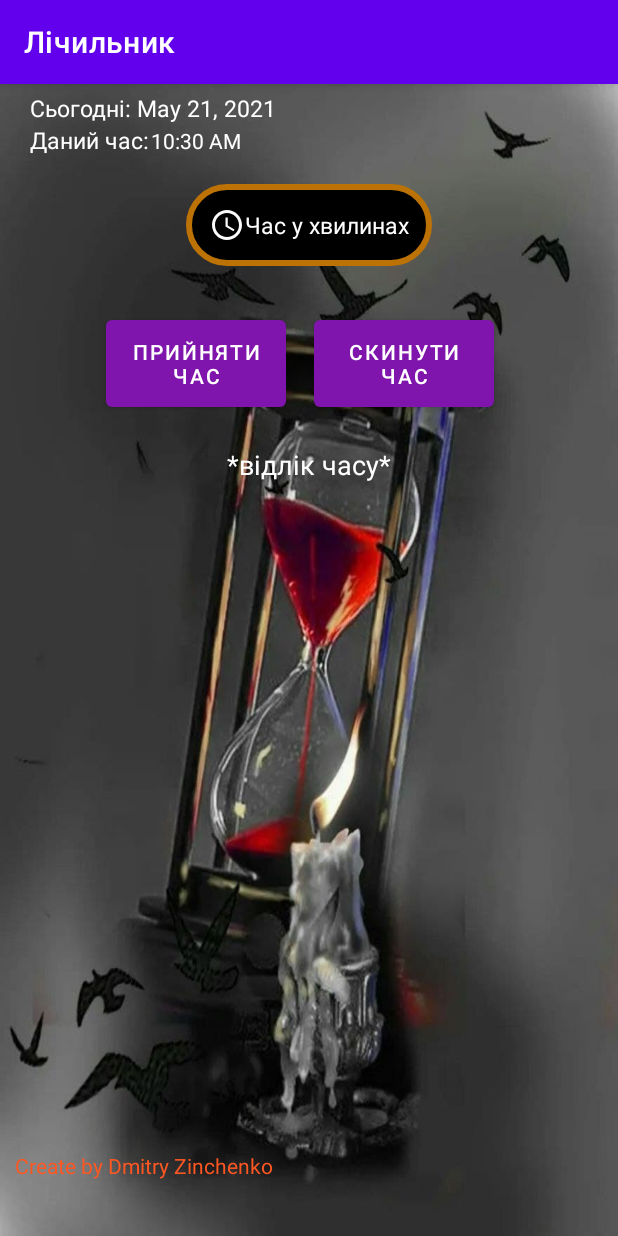
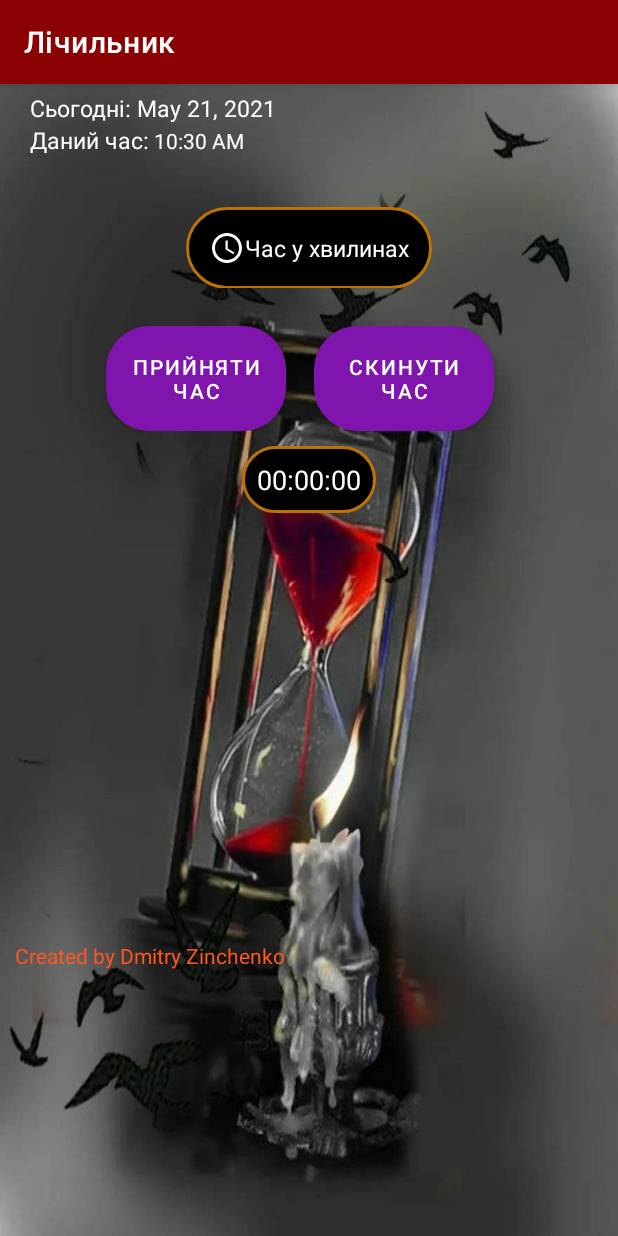
Before and after one commit to blushful8/Countdown-Timer, an Android app: the screen it shows after launch (MainActivity), on a phone screen of 412 x 824 dp. Run offline under Robolectric (Android 15) with nearby library versions, the phone set to English and light mode, and no system bars.

Commit message:
Initial commit

```diff
--- a/app/src/main/res/drawable/fields.xml
+++ b/app/src/main/res/drawable/fields.xml
@@ -10,7 +10,7 @@
     <item >
         <shape android:shape="rectangle">
             <corners android:radius="28dip"/>
-            <stroke android:width="4dip" android:color="#BC7205"/>
+            <stroke android:width="2dip" android:color="#BC7205"/>
             <solid android:color="@color/black"/>
         </shape>
     </item>
--- a/app/src/main/res/layout-v17/activity_main.xml
+++ b/app/src/main/res/layout-v17/activity_main.xml
@@ -42,7 +42,7 @@
             android:id="@+id/tc_current_time"
             android:textColor="@color/white"
             android:format24Hour="HH:mm:ss"
-            android:layout_marginLeft="1dp"
+            android:layout_marginLeft="3dp"
 />
     </LinearLayout>
 
@@ -60,7 +60,7 @@
             android:layout_height="wrap_content"
             android:padding="15dp"
             android:background="@drawable/fields"
-            android:layout_marginTop="15dp"
+            android:layout_marginTop="25dp"
             android:layout_marginBottom="8dp"
             android:drawableStart="@drawable/ic_baseline"
             android:drawableLeft="@drawable/ic_baseline"
@@ -87,7 +87,7 @@
             android:id="@+id/v_second_button"
             android:layout_width="120dp"
             android:layout_height="70dp"
-
+            android:background="@drawable/fields"
             android:layout_alignParentEnd="true"
             android:layout_alignParentRight="true"
             android:layout_marginEnd="11dp"
@@ -102,6 +102,7 @@
             android:layout_alignParentRight="true"
             android:layout_marginEnd="150dp"
             android:layout_marginRight="20dp"
+            android:background="@drawable/fields"
             android:text="@string/first_button"
             app:backgroundTint="#7F15AC" />
 
@@ -120,10 +121,11 @@
             android:layout_height="wrap_content"
             android:padding="10dp"
             android:textSize="18sp"
+            android:background="@drawable/fields"
             android:visibility="visible"
             android:id="@+id/tv_continue_time"
+            android:textColor="@color/white"
             android:text="@string/continue_time"
-            android:textColor="@color/white"
             />
 
 
@@ -136,12 +138,13 @@
         >
 
         <TextView
+
             android:layout_width="wrap_content"
             android:layout_height="wrap_content"
             android:text="@string/final_stage"
             android:textColor="#FF5722"
             android:layout_marginLeft="10dp"
-            android:layout_marginTop="420dp"
+            android:layout_marginTop="270dp"
             />
     </LinearLayout>
 
--- a/app/src/main/res/layout/activity_main.xml
+++ b/app/src/main/res/layout/activity_main.xml
@@ -73,6 +73,7 @@
             android:text="@string/second_button"
             app:backgroundTint="#7F15AC" />
         <Button
+
             android:id="@+id/b_first_button"
             android:layout_width="120dp"
             android:layout_height="70dp"
--- a/app/src/main/res/values-night/themes.xml
+++ b/app/src/main/res/values-night/themes.xml
@@ -2,9 +2,9 @@
     <!-- Base application theme. -->
     <style name="Theme.AndroidAppNAU" parent="Theme.MaterialComponents.DayNight.DarkActionBar">
         <!-- Primary brand color. -->
-        <item name="colorPrimary">@color/purple_200</item>
-        <item name="colorPrimaryVariant">@color/purple_700</item>
-        <item name="colorOnPrimary">@color/black</item>
+        <item name="colorPrimary">@color/black</item>
+        <item name="colorPrimaryVariant">#363240</item>
+        <item name="colorOnPrimary">@color/white</item>
         <!-- Secondary brand color. -->
         <item name="colorSecondary">@color/teal_200</item>
         <item name="colorSecondaryVariant">@color/teal_200</item>
--- a/app/src/main/res/values/strings.xml
+++ b/app/src/main/res/values/strings.xml
@@ -4,7 +4,7 @@
 <string name="id">Час у хвилинах</string>
 <string name="id_2">дата</string>
 <string name="second_button">Скинути час</string>
-<string name="continue_time">*відлік часу*</string>
+<string name="continue_time">00:00:00</string>
     <string name="current_time">Даний час:</string>
-    <string name="final_stage">Create by Dmitry Zinchenko</string>
+    <string name="final_stage">Created by Dmitry Zinchenko</string>
 </resources>
--- a/app/src/main/res/values/themes.xml
+++ b/app/src/main/res/values/themes.xml
@@ -2,9 +2,9 @@
     <!-- Base application theme. -->
     <style name="Theme.AndroidAppNAU" parent="Theme.MaterialComponents.DayNight.DarkActionBar">
         <!-- Primary brand color. -->
-        <item name="colorPrimary">@color/purple_500</item>
-        <item name="colorPrimaryVariant">@color/purple_700</item>
-        <item name="colorOnPrimary">@color/white</item>
+        <item name="colorPrimary">#8A0202</item>
+        <item name="colorPrimaryVariant">#9C1207</item>
+        <item name="colorOnPrimary">#FFFFFF</item>
         <!-- Secondary brand color. -->
         <item name="colorSecondary">@color/teal_200</item>
         <item name="colorSecondaryVariant">@color/teal_700</item>
```
